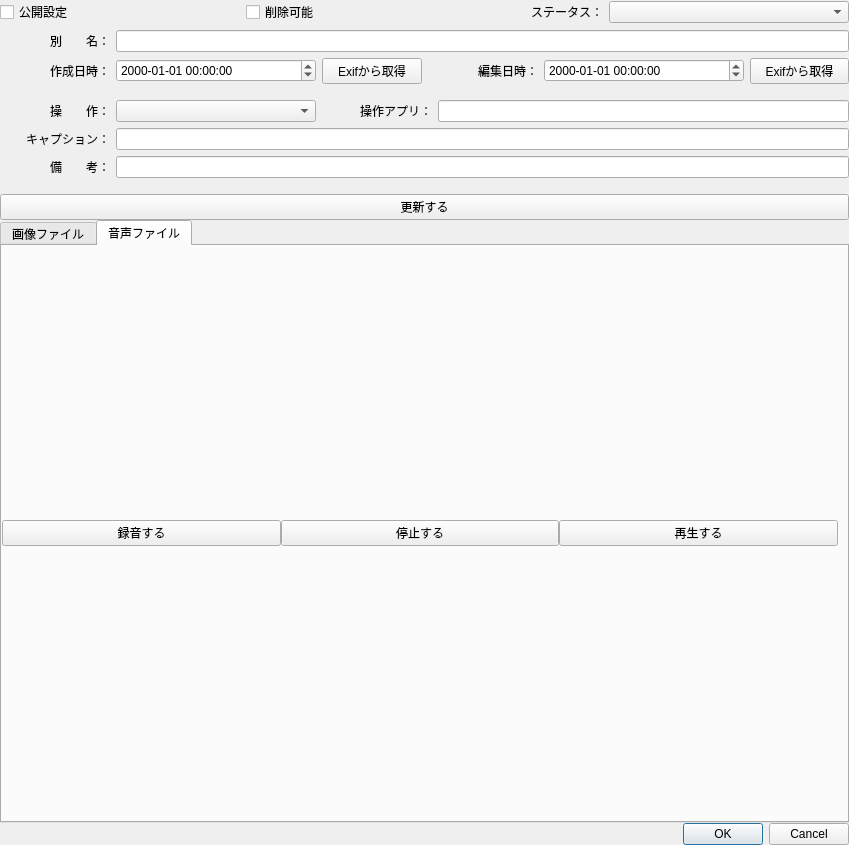
Before: the Qt Designer form ui/fileInformationDialog.ui in yufujimoto/SurveyDataCollector, drawn with Qt 5.
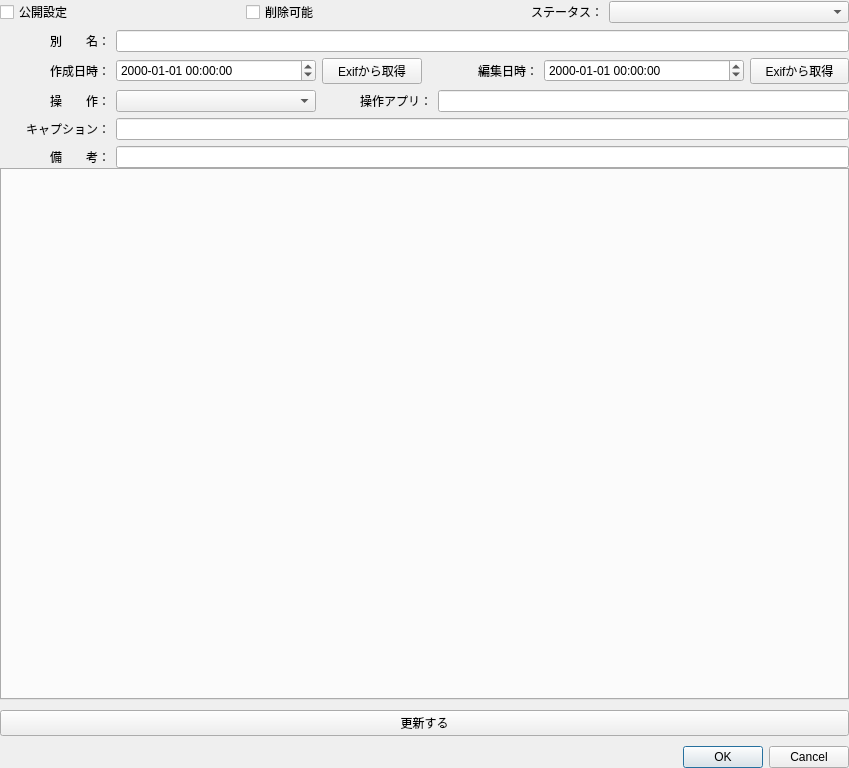
After: the same form once the commit is applied. The open tabs and pages were chosen to show the change.

What changed in the file:
```diff
--- a/ui/fileInformationDialog.ui
+++ b/ui/fileInformationDialog.ui
@@ -7,7 +7,7 @@
     <x>0</x>
     <y>0</y>
     <width>849</width>
-    <height>845</height>
+    <height>768</height>
    </rect>
   </property>
   <property name="windowTitle">
@@ -213,13 +213,6 @@
        </item>
       </layout>
      </item>
-     <item>
-      <layout class="QHBoxLayout" name="horizontalLayout_2">
-       <property name="topMargin">
-        <number>10</number>
-       </property>
-      </layout>
-     </item>
      <item>
       <layout class="QHBoxLayout" name="lay_h_operation">
        <property name="topMargin">
@@ -342,20 +335,6 @@
        </item>
       </layout>
      </item>
-     <item>
-      <layout class="QHBoxLayout" name="horizontalLayout_4">
-       <property name="topMargin">
-        <number>10</number>
-       </property>
-       <item>
-        <widget class="QPushButton" name="btn_fil_update">
-         <property name="text">
-          <string>更新する</string>
-         </property>
-        </widget>
-       </item>
-      </layout>
-     </item>
     </layout>
    </item>
    <item>
@@ -366,81 +345,25 @@
      <property name="currentIndex">
       <number>0</number>
      </property>
-     <widget class="QWidget" name="tab_fil_img">
-      <property name="layoutDirection">
-       <enum>Qt::LeftToRight</enum>
-      </property>
-      <attribute name="title">
-       <string>画像ファイル</string>
-      </attribute>
-      <layout class="QHBoxLayout" name="horizontalLayout">
-       <item>
-        <widget class="QLabel" name="image_panel">
-         <property name="minimumSize">
-          <size>
-           <width>0</width>
-           <height>500</height>
-          </size>
-         </property>
-         <property name="text">
-          <string/>
-         </property>
-         <property name="alignment">
-          <set>Qt::AlignCenter</set>
-         </property>
-        </widget>
-       </item>
-      </layout>
-     </widget>
-     <widget class="QWidget" name="tab_fil_snd">
-      <attribute name="title">
-       <string>音声ファイル</string>
-      </attribute>
-      <layout class="QVBoxLayout" name="verticalLayout_3">
-       <property name="spacing">
-        <number>0</number>
-       </property>
-       <property name="leftMargin">
-        <number>0</number>
-       </property>
-       <property name="topMargin">
-        <number>0</number>
-       </property>
-       <property name="bottomMargin">
-        <number>0</number>
-       </property>
-       <item>
-        <layout class="QHBoxLayout" name="horizontalLayout_3">
-         <property name="topMargin">
-          <number>0</number>
-         </property>
-         <item>
-          <widget class="QPushButton" name="btn_rec_start">
-           <property name="text">
-            <string>録音する</string>
-           </property>
-          </widget>
-         </item>
-         <item>
-          <widget class="QPushButton" name="btn_rec_stop">
-           <property name="text">
-            <string>停止する</string>
-           </property>
-          </widget>
-         </item>
-         <item>
-          <widget class="QPushButton" name="btn_play">
-           <property name="text">
-            <string>再生する</string>
-           </property>
-          </widget>
-         </item>
-        </layout>
-       </item>
-      </layout>
-     </widget>
     </widget>
    </item>
+   <item>
+    <layout class="QHBoxLayout" name="laly_h_update">
+     <property name="topMargin">
+      <number>10</number>
+     </property>
+     <property name="bottomMargin">
+      <number>10</number>
+     </property>
+     <item>
+      <widget class="QPushButton" name="btn_fil_update">
+       <property name="text">
+        <string>更新する</string>
+       </property>
+      </widget>
+     </item>
+    </layout>
+   </item>
    <item>
     <widget class="QDialogButtonBox" name="box_fil_ope">
      <property name="orientation">
```
Left out of the diff: 2 changed lines with no effect on the pictures.
